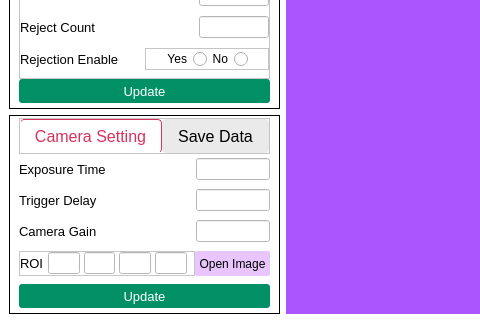
First picture: the form in gui/ui/mainGUI.ui, repository khanalsangit/ocr_app, before the edit; both pictures show x 0 to 480 and y 380 to 700 of the 1204 by 700 pixel window.
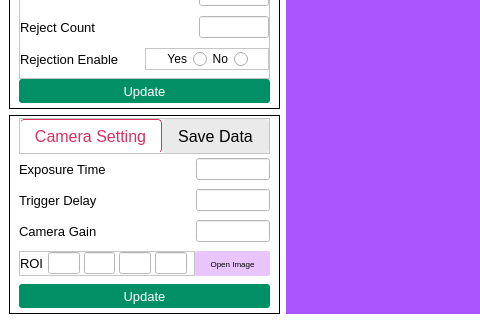
Second picture: the form after the edit. Icons and pictures are not drawn.

Commit message: button stylesheet maintained for savedata and camera setting toogle buttons

Diff of the .ui file:
```diff
--- a/gui/ui/mainGUI.ui
+++ b/gui/ui/mainGUI.ui
@@ -237,6 +237,16 @@
 	background-color:#263B90;
 	border-radius:2px;
 }
+#openImage_Button{
+	border-radius:2px;
+	background-color: #E8C6FD;
+}
+
+#openImage_Button:pressed{
+	background-color:#E8C6FD;
+	border-left:2px solid rgb(100,180,180);
+	border-top:2px solid rgb(100,180,180);
+}
 QRadioButton::indicator#detectionOnly,
 QRadioButton::indicator#detection_recognition{
     width:                  10px;
@@ -1960,16 +1970,7 @@
                      </size>
                     </property>
                     <property name="styleSheet">
-                     <string notr="true">QPushButton{
-	border-radius:2px;
-	background-color: #E8C6FD;
-}
-
-QPushButton:pressed{
-	background-color:#E8C6FD;
-	border-left:2px solid rgb(100,180,180);
-	border-top:2px solid rgb(100,180,180);
-}</string>
+                     <string notr="true"/>
                     </property>
                     <property name="text">
                      <string>Open Image</string>
```
The commit also changes 3 other files.
